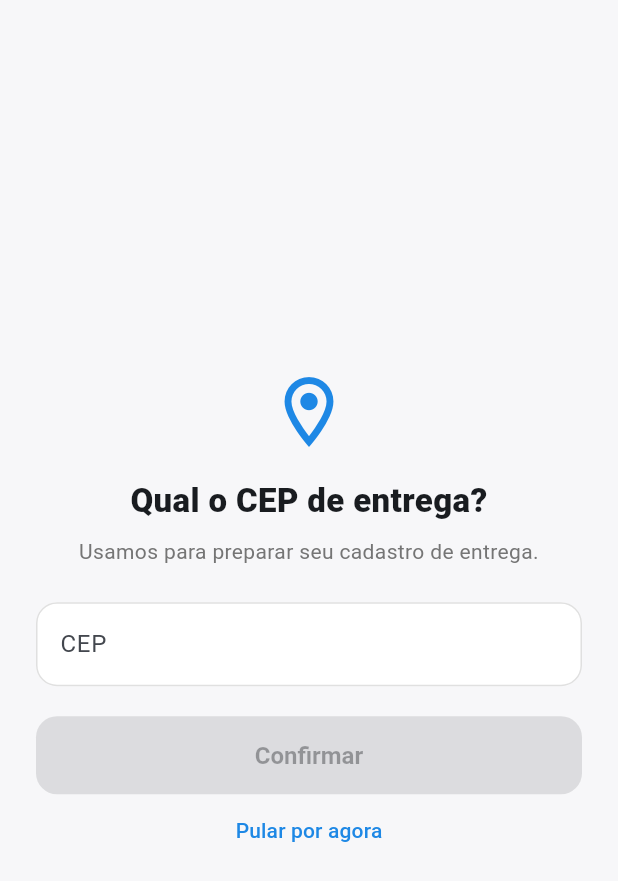
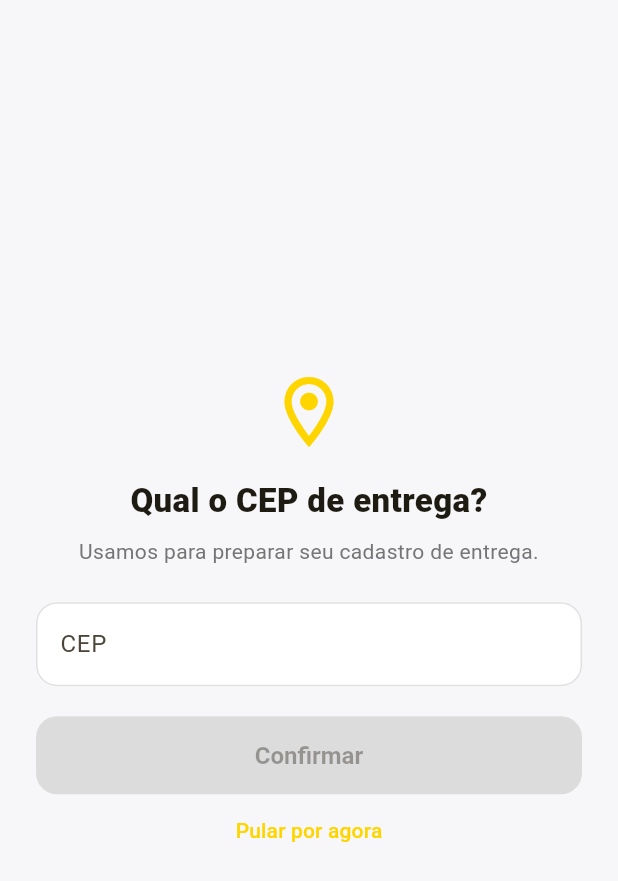
Before and after one commit to fc360oficial/cahudelivery, a Flutter app: the screen it shows after launch, on a phone screen of 412 x 824 dp. Shown: the top 881 px of the screen. Run offline on Flutter 3.47's test engine with Material 3 defaults, Android fonts, the phone set to English and light mode, and no system bars; our stand-ins replace shared_preferences; network calls fail.

Commit message:
App: fallback do tema padrao para amarelo (era azul antigo)
O splash usava corPrimaria antes do GET /v1/config responder; o
fallback embutido ainda tinha o azul de antes da Task 8, causando
flash azul->amarelo. Fallback agora ja nasce nas cores do tenant CAHU.

Co-Authored-By: Claude Fable 5 <noreply@anthropic.com>

```diff
--- a/apps/mobile/lib/core/tenant_theme.dart
+++ b/apps/mobile/lib/core/tenant_theme.dart
@@ -11,8 +11,10 @@ class TenantTheme extends ChangeNotifier {
 
   String appNome = AppBuildConfig.appNome;
   String distribuidora = '';
-  Color corPrimaria = const Color(0xFF1E88E5);
-  Color corSecundaria = const Color(0xFF0D47A1);
+  // Fallback embutido — mesmas cores do tema remoto do tenant CAHU, para não
+  // piscar azul (tema antigo) antes do GET /v1/config responder.
+  Color corPrimaria = const Color(0xFFFFD500);
+  Color corSecundaria = const Color(0xFF1A1A1A);
   String? logoUrl;
   Map<String, dynamic> configuracoes = const {};
   bool carregado = false;
```
